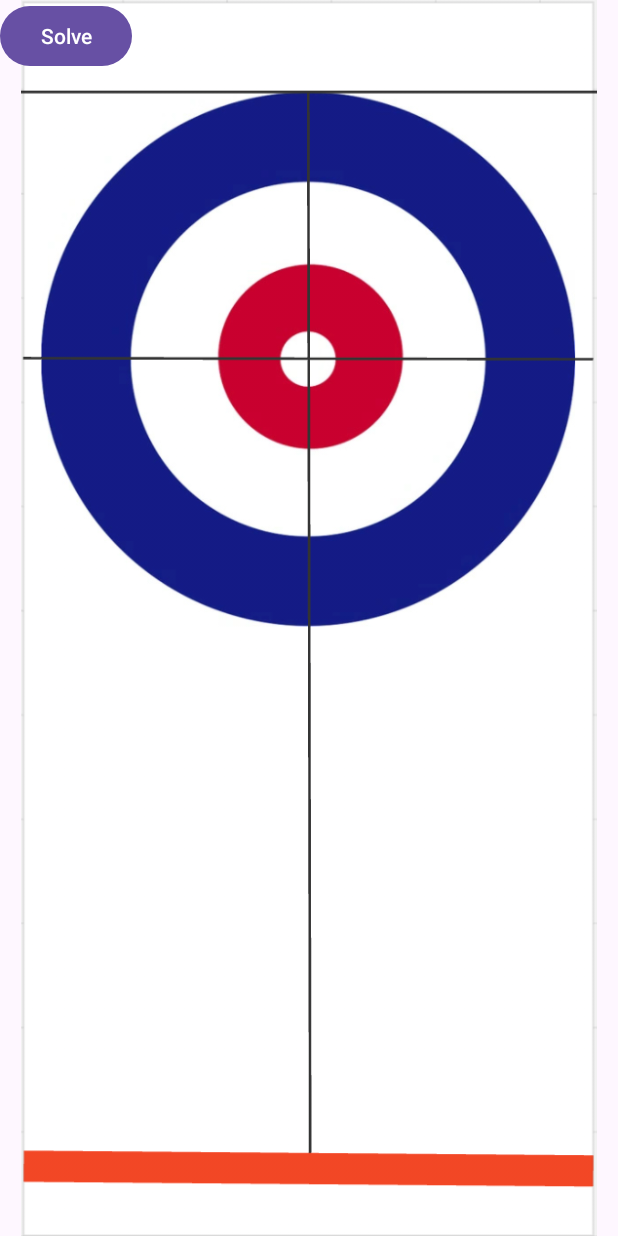
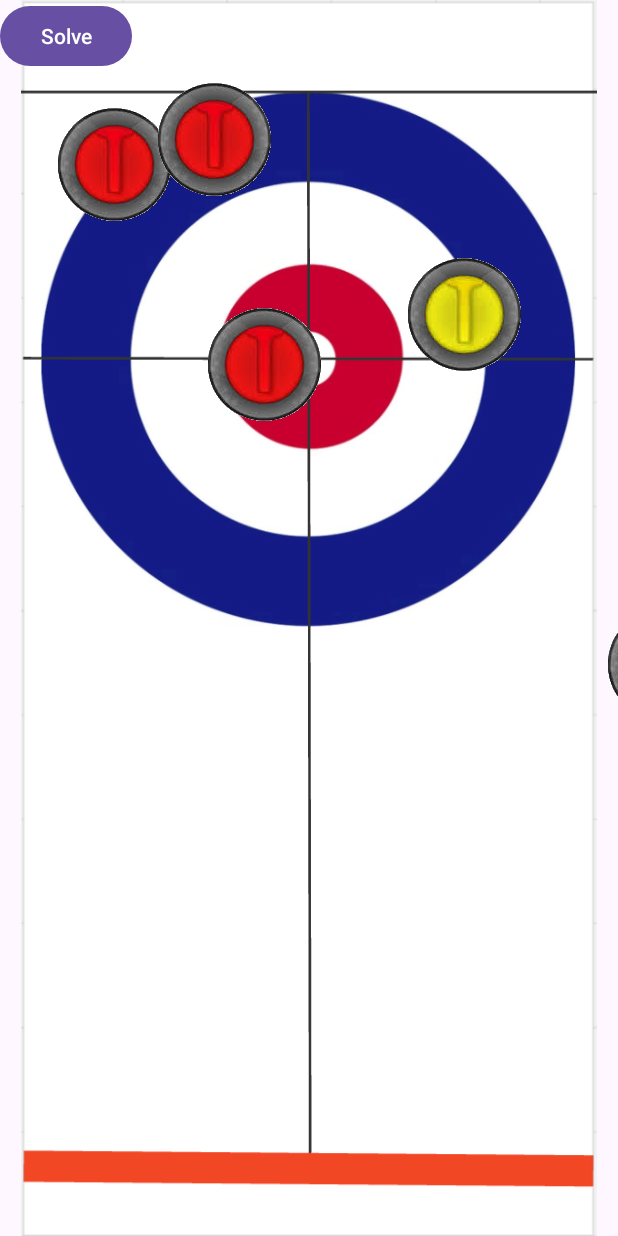
Before and after one commit to JamieStewart4/CS2063-project, an Android app: the PuzzleMode screen opened directly, with no data from a screen before it, on a phone screen of 412 x 824 dp. Run offline under Robolectric (Android 15) with nearby library versions, the phone set to English and light mode, and no system bars.

Commit message:
Add rock reading functionality

```diff
--- a/app/build.gradle.kts
+++ b/app/build.gradle.kts
@@ -45,4 +45,5 @@ dependencies {
     testImplementation(libs.junit)
     androidTestImplementation(libs.androidx.junit)
     androidTestImplementation(libs.androidx.espresso.core)
+    implementation(libs.gson)
 }
--- a/app/src/main/java/com/example/curlingclubchampions/PuzzleMode.kt
+++ b/app/src/main/java/com/example/curlingclubchampions/PuzzleMode.kt
@@ -1,14 +1,27 @@
 package com.example.curlingclubchampions
 
 import android.content.Intent
+import android.graphics.drawable.Drawable
 import android.os.Bundle
+import android.util.Log
 import android.widget.Button
+import android.widget.ImageView
+import android.widget.RelativeLayout
 import androidx.appcompat.app.AppCompatActivity
+import com.example.curlingclubchampions.Rock.RockReader
 
 class PuzzleMode: AppCompatActivity() {
     override fun onCreate(savedInstanceState: Bundle?) {
         super.onCreate(savedInstanceState)
+
         setContentView(R.layout.puzzle_mode)
+        val layout = findViewById<RelativeLayout>(R.id.puzzle_relative_layout)
+
+        if (layout == null) {
+            Log.e("PuzzleMode", "Layout NULL!")
+        } else {
+            Log.i("PuzzleMode", "Layout NOT NULL!!!!")
+        }
 
         // Temp solve button for demo
         val solveButton = findViewById<Button>(R.id.temp_solve_button)
@@ -17,5 +30,24 @@ class PuzzleMode: AppCompatActivity() {
             finish()
             startActivity(intent)
         }
+
+        val rockReader = RockReader()
+        val jsonString = rockReader.readJSON(this, R.raw.level_1)
+        val rockList = rockReader.parseJSONToList(jsonString)
+
+        val redRockDrawable: Drawable? = getDrawable(R.drawable.red_rock)
+        val yellowRockDrawable: Drawable? = getDrawable(R.drawable.yellow_rock)
+
+        for (rock in rockList) {
+            val newRock = ImageView(this)
+            newRock.x = rock.x
+            newRock.y = rock.y
+            if (rock.colour == RockReader.Colour.RED) {
+                newRock.setImageDrawable(redRockDrawable)
+            } else if (rock.colour == RockReader.Colour.YELLOW) {
+                newRock.setImageDrawable(yellowRockDrawable)
+            }
+            layout.addView(newRock)
+        }
     }
 }
--- /dev/null
+++ b/app/src/main/java/com/example/curlingclubchampions/Rock/RockReader.kt
@@ -0,0 +1,39 @@
+package com.example.curlingclubchampions.Rock
+
+import android.content.Context
+import android.util.Log
+import com.google.gson.Gson
+
+
+class RockReader {
+
+    // Rock object constructor
+    // color = 0 -> Red
+    // color = 1 -> Yellow
+    data class Rock (
+        var colour: Colour,
+        var x: Float,
+        var y: Float
+    )
+
+    enum class Colour {
+        RED, YELLOW
+    }
+
+    // Wrapper class to take array from rocks object in json file
+    data class RockListWrapper(val rocks: List<Rock>)
+
+    // Read contents of json file into a string
+    fun readJSON(context: Context, resourceId: Int): String {
+        val inputStream = context.resources.openRawResource(resourceId)
+        return inputStream.bufferedReader().use { it.readText() }
+    }
+
+    // Parse lines of json string to create a list of rocks
+    fun parseJSONToList(jsonString: String): List<Rock> {
+        val gson = Gson()
+        val rockListWrapper = gson.fromJson(jsonString, RockListWrapper::class.java)
+        return rockListWrapper.rocks
+    }
+
+}
--- a/app/src/main/res/layout/puzzle_mode.xml
+++ b/app/src/main/res/layout/puzzle_mode.xml
@@ -1,6 +1,7 @@
 <?xml version="1.0" encoding="utf-8"?>
 <RelativeLayout xmlns:android="http://schemas.android.com/apk/res/android"
     xmlns:app="http://schemas.android.com/apk/res-auto"
+    android:id="@+id/puzzle_relative_layout"
     android:layout_width="match_parent"
     android:layout_height="match_parent">
 
@@ -15,4 +16,5 @@
         android:layout_width="wrap_content"
         android:layout_height="wrap_content"
         android:text="@string/temp_solve" />
+
 </RelativeLayout>
--- a/gradle/libs.versions.toml
+++ b/gradle/libs.versions.toml
@@ -1,5 +1,6 @@
 [versions]
 agp = "8.5.2"
+gson = "2.10.1"
 kotlin = "1.9.0"
 coreKtx = "1.10.1"
 junit = "4.13.2"
@@ -12,6 +13,7 @@ constraintlayout = "2.1.4"
 
 [libraries]
 androidx-core-ktx = { group = "androidx.core", name = "core-ktx", version.ref = "coreKtx" }
+gson = { module = "com.google.code.gson:gson", version.ref = "gson" }
 junit = { group = "junit", name = "junit", version.ref = "junit" }
 androidx-junit = { group = "androidx.test.ext", name = "junit", version.ref = "junitVersion" }
 androidx-espresso-core = { group = "androidx.test.espresso", name = "espresso-core", version.ref = "espressoCore" }
```
Also changed, not shown: app/src/main/res/raw/level_1.json (added, +29 -0 lines), app/src/main/res/drawable-nodpi/red_rock.png (added), app/src/main/res/drawable-nodpi/yellow_rock.png (added).
